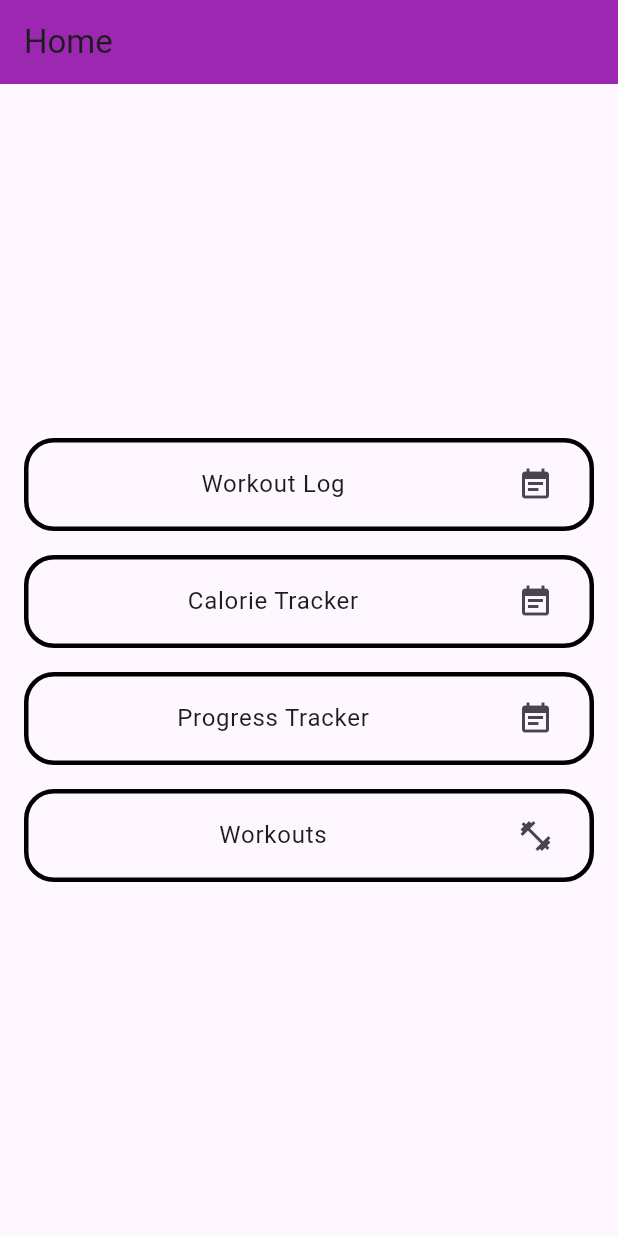
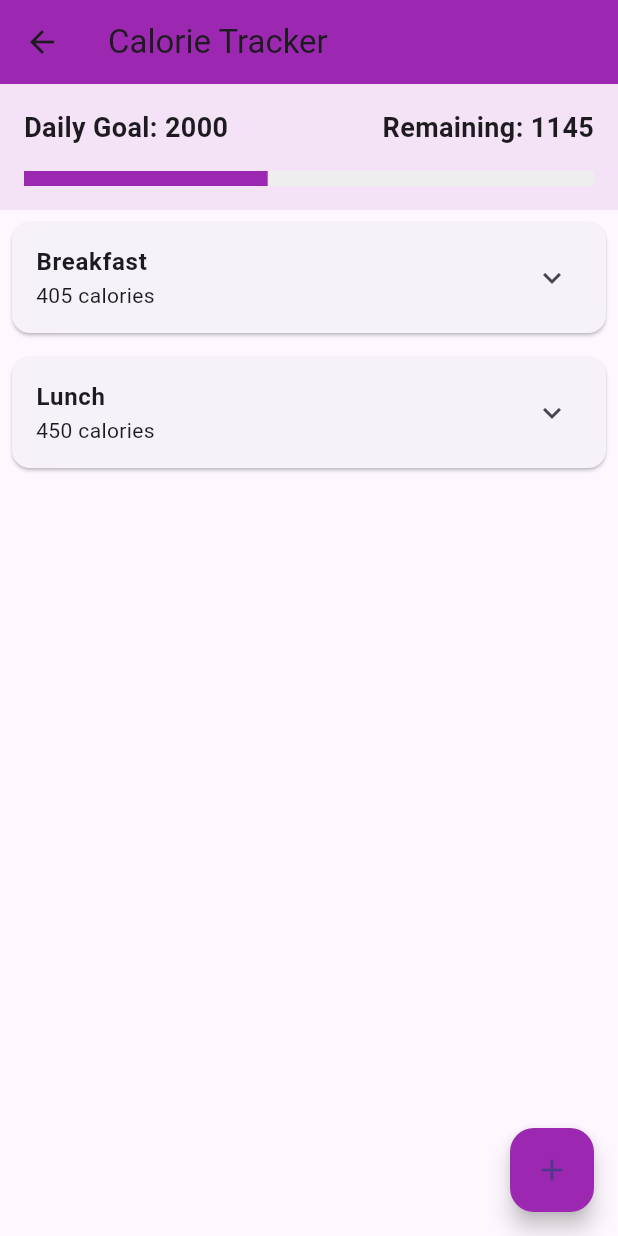
Before and after one commit to gsu-jla/Fitness-Tracker-App, a Flutter app: the screen it shows after launch, after a tap on "Calorie Tracker", on a phone screen of 412 x 824 dp. Run offline on Flutter 3.47's test engine with Material 3 defaults, Android fonts, the phone set to English and light mode, and no system bars.

Commit message:
added to the calories page

```diff
--- /dev/null
+++ b/lib/calorie_tracker_screen.dart
@@ -0,0 +1,230 @@
+import 'package:flutter/material.dart';
+
+class CalorieTrackerScreen extends StatefulWidget {
+  @override
+  _CalorieTrackerScreenState createState() => _CalorieTrackerScreenState();
+}
+
+class _CalorieTrackerScreenState extends State<CalorieTrackerScreen> {
+  final int _dailyCalorieGoal = 2000;
+  final List<Map<String, dynamic>> _meals = [
+    {
+      'name': 'Breakfast',
+      'items': [
+        {
+          'name': 'Oatmeal',
+          'calories': 300,
+          'time': DateTime.now().subtract(Duration(hours: 4)),
+        },
+        {
+          'name': 'Banana',
+          'calories': 105,
+          'time': DateTime.now().subtract(Duration(hours: 4)),
+        },
+      ],
+    },
+    {
+      'name': 'Lunch',
+      'items': [
+        {
+          'name': 'Chicken Salad',
+          'calories': 450,
+          'time': DateTime.now().subtract(Duration(hours: 1)),
+        },
+      ],
+    },
+  ];
+
+  int get _totalCalories {
+    return _meals.expand((meal) => meal['items']).fold(
+          0,
+          (sum, item) => sum + (item['calories'] as int),
+        );
+  }
+
+  @override
+  Widget build(BuildContext context) {
+    return Scaffold(
+      appBar: AppBar(
+        title: Text('Calorie Tracker'),
+        backgroundColor: Colors.purple,
+      ),
+      body: Column(
+        children: [
+          _buildCalorieSummary(),
+          Expanded(
+            child: _buildMealList(),
+          ),
+        ],
+      ),
+      floatingActionButton: FloatingActionButton(
+        onPressed: _showAddMealDialog,
+        child: Icon(Icons.add),
+        backgroundColor: Colors.purple,
+      ),
+    );
+  }
+
+  Widget _buildCalorieSummary() {
+    final progress = _totalCalories / _dailyCalorieGoal;
+    return Container(
+      padding: EdgeInsets.all(16),
+      color: Colors.purple.withOpacity(0.1),
+      child: Column(
+        children: [
+          Row(
+            mainAxisAlignment: MainAxisAlignment.spaceBetween,
+            children: [
+              Text(
+                'Daily Goal: $_dailyCalorieGoal',
+                style: TextStyle(fontSize: 18, fontWeight: FontWeight.bold),
+              ),
+              Text(
+                'Remaining: ${_dailyCalorieGoal - _totalCalories}',
+                style: TextStyle(fontSize: 18, fontWeight: FontWeight.bold),
+              ),
+            ],
+          ),
+          SizedBox(height: 16),
+          LinearProgressIndicator(
+            value: progress,
+            backgroundColor: Colors.grey[200],
+            valueColor: AlwaysStoppedAnimation<Color>(
+              progress >= 1.0 ? Colors.red : Colors.purple,
+            ),
+            minHeight: 10,
+          ),
+        ],
+      ),
+    );
+  }
+
+  Widget _buildMealList() {
+    return ListView.builder(
+      itemCount: _meals.length,
+      itemBuilder: (context, index) {
+        final meal = _meals[index];
+        final mealCalories = meal['items'].fold(
+          0,
+          (sum, item) => sum + item['calories'],
+        );
+
+        return Card(
+          margin: EdgeInsets.all(8),
+          child: ExpansionTile(
+            title: Text(
+              meal['name'],
+              style: TextStyle(fontWeight: FontWeight.bold),
+            ),
+            subtitle: Text('$mealCalories calories'),
+            children: [
+              ...meal['items'].map<Widget>((item) => ListTile(
+                    title: Text(item['name']),
+                    subtitle: Text('${item['calories']} calories'),
+                    trailing: Text(_formatTime(item['time'])),
+                  )),
+              Padding(
+                padding: const EdgeInsets.all(8.0),
+                child: Row(
+                  mainAxisAlignment: MainAxisAlignment.end,
+                  children: [
+                    TextButton.icon(
+                      onPressed: () => _showAddFoodDialog(meal),
+                      icon: Icon(Icons.add),
+                      label: Text('Add Food'),
+                    ),
+                  ],
+                ),
+              ),
+            ],
+          ),
+        );
+      },
+    );
+  }
+
+  void _showAddMealDialog() {
+    showDialog(
+      context: context,
+      builder: (context) => AlertDialog(
+        title: Text('Add New Meal'),
+        content: TextField(
+          decoration: InputDecoration(
+            labelText: 'Meal Name',
+            hintText: 'e.g., Breakfast, Lunch, Dinner, Snack',
+          ),
+          onSubmitted: (value) {
+            if (value.isNotEmpty) {
+              setState(() {
+                _meals.add({
+                  'name': value,
+                  'items': [],
+                });
+              });
+              Navigator.pop(context);
+            }
+          },
+        ),
+        actions: [
+          TextButton(
+            onPressed: () => Navigator.pop(context),
+            child: Text('Cancel'),
+          ),
+        ],
+      ),
+    );
+  }
+
+  void _showAddFoodDialog(Map<String, dynamic> meal) {
+    final nameController = TextEditingController();
+    final caloriesController = TextEditingController();
+
+    showDialog(
+      context: context,
+      builder: (context) => AlertDialog(
+        title: Text('Add Food to ${meal['name']}'),
+        content: Column(
+          mainAxisSize: MainAxisSize.min,
+          children: [
+            TextField(
+              controller: nameController,
+              decoration: InputDecoration(labelText: 'Food Name'),
+            ),
+            TextField(
+              controller: caloriesController,
+              decoration: InputDecoration(labelText: 'Calories'),
+              keyboardType: TextInputType.number,
+            ),
+          ],
+        ),
+        actions: [
+          TextButton(
+            onPressed: () => Navigator.pop(context),
+            child: Text('Cancel'),
+          ),
+          ElevatedButton(
+            onPressed: () {
+              if (nameController.text.isNotEmpty &&
+                  caloriesController.text.isNotEmpty) {
+                setState(() {
+                  meal['items'].add({
+                    'name': nameController.text,
+                    'calories': int.parse(caloriesController.text),
+                    'time': DateTime.now(),
+                  });
+                });
+                Navigator.pop(context);
+              }
+            },
+            child: Text('Add'),
+            style: ElevatedButton.styleFrom(backgroundColor: Colors.purple),
+          ),
+        ],
+      ),
+    );
+  }
+
+  String _formatTime(DateTime time) {
+    return '${time.hour.toString().padLeft(2, '0')}:${time.minute.toString().padLeft(2, '0')}';
+  }
+}
--- a/lib/main.dart
+++ b/lib/main.dart
@@ -1,6 +1,7 @@
 import 'package:flutter/material.dart';
 import 'workout_screen.dart';
 import 'workout_log_screen.dart';
+import 'calorie_tracker_screen.dart';
 
 void main() {
   runApp(MyApp());
@@ -61,6 +62,11 @@ class HomePage extends StatelessWidget {
               context,
               MaterialPageRoute(builder: (context) => WorkoutLogScreen()),
             );
+          } else if (title == 'Calorie Tracker') {
+            Navigator.push(
+              context,
+              MaterialPageRoute(builder: (context) => CalorieTrackerScreen()),
+            );
           }
         },
       ),
```
